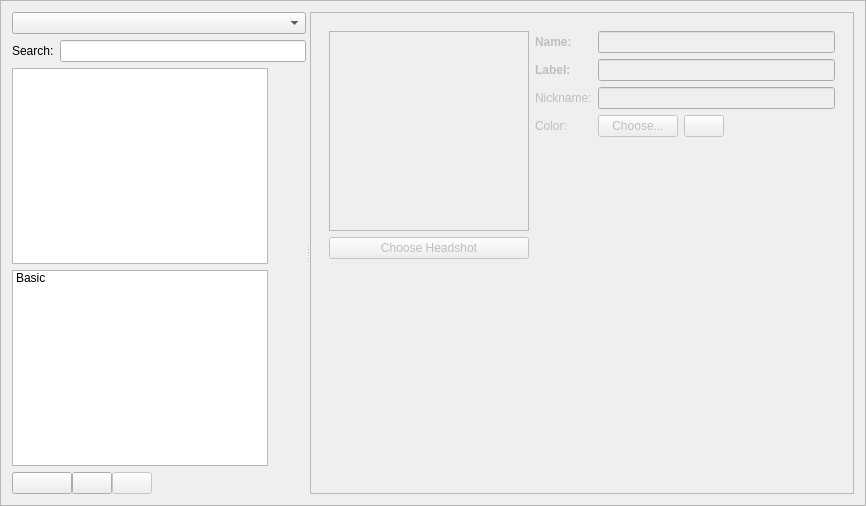
This is src/app/characterframe.ui in src-r-r/plotline as Qt 5 draws it before an edit. The edited form follows.
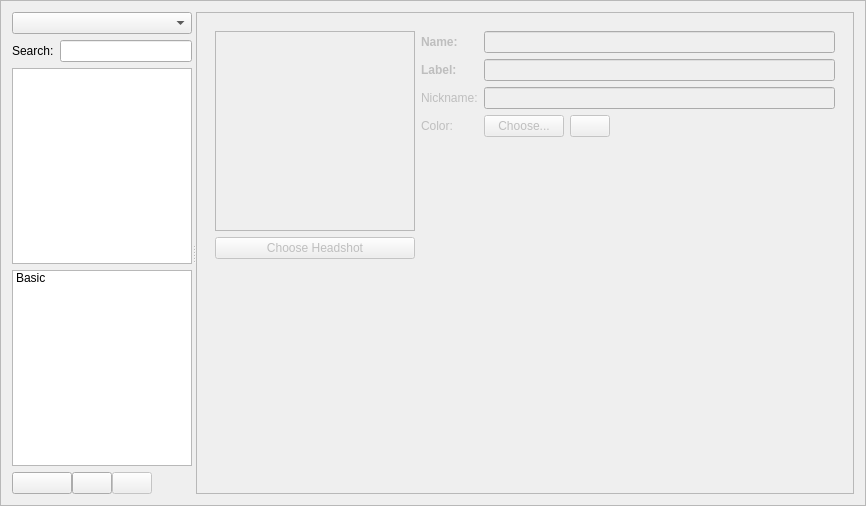
This is the edited form. Icons and pictures are not drawn.

What changed in the file:
```diff
--- a/src/app/characterframe.ui
+++ b/src/app/characterframe.ui
@@ -201,6 +201,9 @@
            <property name="orientation">
             <enum>Qt::Horizontal</enum>
            </property>
+           <property name="sizeType">
+            <enum>QSizePolicy::Maximum</enum>
+           </property>
            <property name="sizeHint" stdset="0">
             <size>
              <width>40</width>
```
